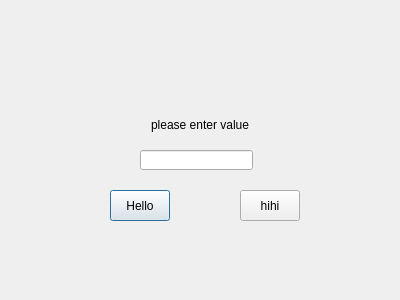
This is test.ui in lin880005/qt_test as Qt 5 draws it before an edit. The edited form follows.
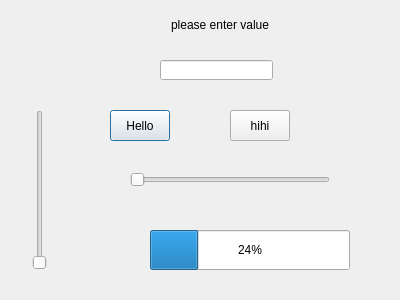
This is the edited form. Icons and pictures are not drawn.

Diff of the .ui file:
```diff
--- a/test.ui
+++ b/test.ui
@@ -16,8 +16,8 @@
   <widget class="QLabel" name="label">
    <property name="geometry">
     <rect>
-     <x>90</x>
-     <y>110</y>
+     <x>110</x>
+     <y>10</y>
      <width>220</width>
      <height>30</height>
     </rect>
@@ -36,7 +36,7 @@
    <property name="geometry">
     <rect>
      <x>110</x>
-     <y>190</y>
+     <y>110</y>
      <width>60</width>
      <height>31</height>
     </rect>
@@ -48,8 +48,8 @@
   <widget class="QPushButton" name="Test">
    <property name="geometry">
     <rect>
-     <x>240</x>
-     <y>190</y>
+     <x>230</x>
+     <y>110</y>
      <width>60</width>
      <height>31</height>
     </rect>
@@ -61,8 +61,8 @@
   <widget class="QLineEdit" name="lineEdit">
    <property name="geometry">
     <rect>
-     <x>140</x>
-     <y>150</y>
+     <x>160</x>
+     <y>60</y>
      <width>113</width>
      <height>20</height>
     </rect>
@@ -71,8 +71,8 @@
   <widget class="QLabel" name="pic">
    <property name="geometry">
     <rect>
-     <x>160</x>
-     <y>30</y>
+     <x>20</x>
+     <y>10</y>
      <width>81</width>
      <height>71</height>
     </rect>
@@ -87,6 +87,45 @@
     <bool>true</bool>
    </property>
   </widget>
+  <widget class="QSlider" name="horizontalSlider">
+   <property name="geometry">
+    <rect>
+     <x>130</x>
+     <y>170</y>
+     <width>200</width>
+     <height>20</height>
+    </rect>
+   </property>
+   <property name="orientation">
+    <enum>Qt::Horizontal</enum>
+   </property>
+  </widget>
+  <widget class="QSlider" name="verticalSlider">
+   <property name="geometry">
+    <rect>
+     <x>30</x>
+     <y>110</y>
+     <width>20</width>
+     <height>160</height>
+    </rect>
+   </property>
+   <property name="orientation">
+    <enum>Qt::Vertical</enum>
+   </property>
+  </widget>
+  <widget class="QProgressBar" name="progressBar">
+   <property name="geometry">
+    <rect>
+     <x>150</x>
+     <y>230</y>
+     <width>200</width>
+     <height>40</height>
+    </rect>
+   </property>
+   <property name="value">
+    <number>24</number>
+   </property>
+  </widget>
  </widget>
  <resources/>
  <connections/>
```
